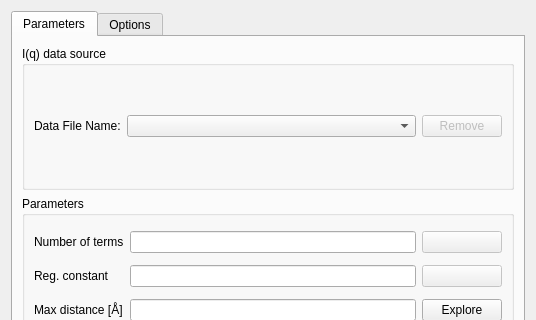
Above: src/sas/qtgui/Perspectives/Inversion/UI/TabbedInversionUI.ui from SasView/sasview before the change; both pictures show x 0 to 536 and y 0 to 320 of the 536 by 543 pixel window. Below: the same form after it.
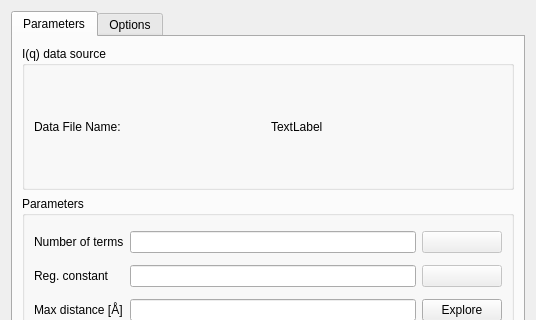
That is the form after the change.

Commit message:
Remove the data selector, and remove button.
A single data label replaces these.

```diff
--- a/src/sas/qtgui/Perspectives/Inversion/UI/TabbedInversionUI.ui
+++ b/src/sas/qtgui/Perspectives/Inversion/UI/TabbedInversionUI.ui
@@ -549,28 +549,9 @@
              </widget>
             </item>
             <item>
-             <widget class="QComboBox" name="dataList">
-              <property name="sizePolicy">
-               <sizepolicy hsizetype="MinimumExpanding" vsizetype="Fixed">
-                <horstretch>0</horstretch>
-                <verstretch>0</verstretch>
-               </sizepolicy>
-              </property>
-             </widget>
-            </item>
-            <item>
-             <widget class="QPushButton" name="removeButton">
-              <property name="enabled">
-               <bool>false</bool>
-              </property>
-              <property name="sizePolicy">
-               <sizepolicy hsizetype="Fixed" vsizetype="Fixed">
-                <horstretch>0</horstretch>
-                <verstretch>0</verstretch>
-               </sizepolicy>
-              </property>
+             <widget class="QLabel" name="dataNameLabel">
               <property name="text">
-               <string>Remove</string>
+               <string>TextLabel</string>
               </property>
              </widget>
             </item>
```
Left out of the diff: 11 changed lines with no effect on the pictures.
